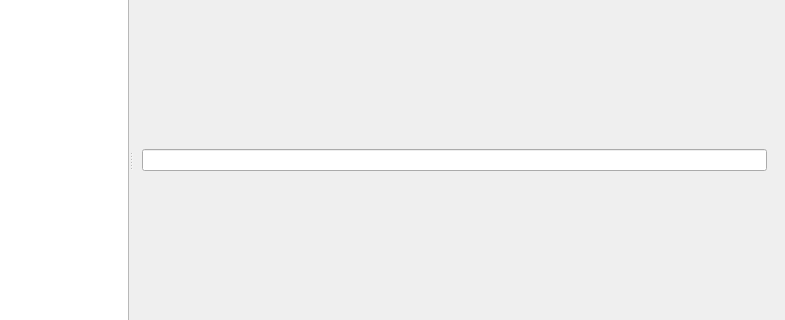
First picture: the form in src/main-window.ui, repository dev-0x7C6/fdt-viewer, before the edit; both pictures show x 524 to 1309 and y 219 to 539 of the 1309 by 752 pixel window.
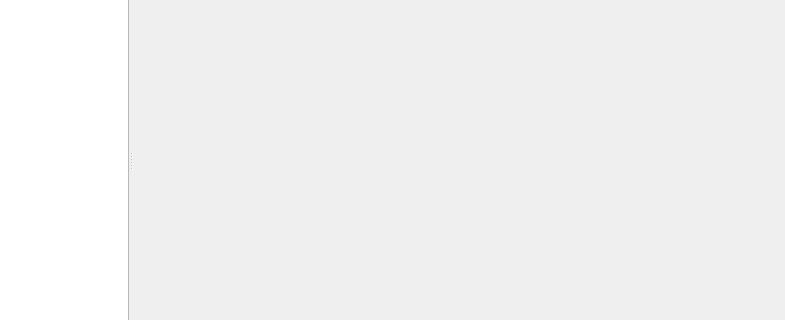
Second picture: the form after the edit.

Patch:
```diff
--- a/src/main-window.ui
+++ b/src/main-window.ui
@@ -70,7 +70,7 @@
        <widget class="QWidget" name="property_view_page">
         <layout class="QVBoxLayout" name="verticalLayout_2">
          <item>
-          <widget class="QLineEdit" name="property_as_string_value"/>
+          <layout class="QVBoxLayout" name="hexview_layout"/>
          </item>
         </layout>
        </widget>
```
